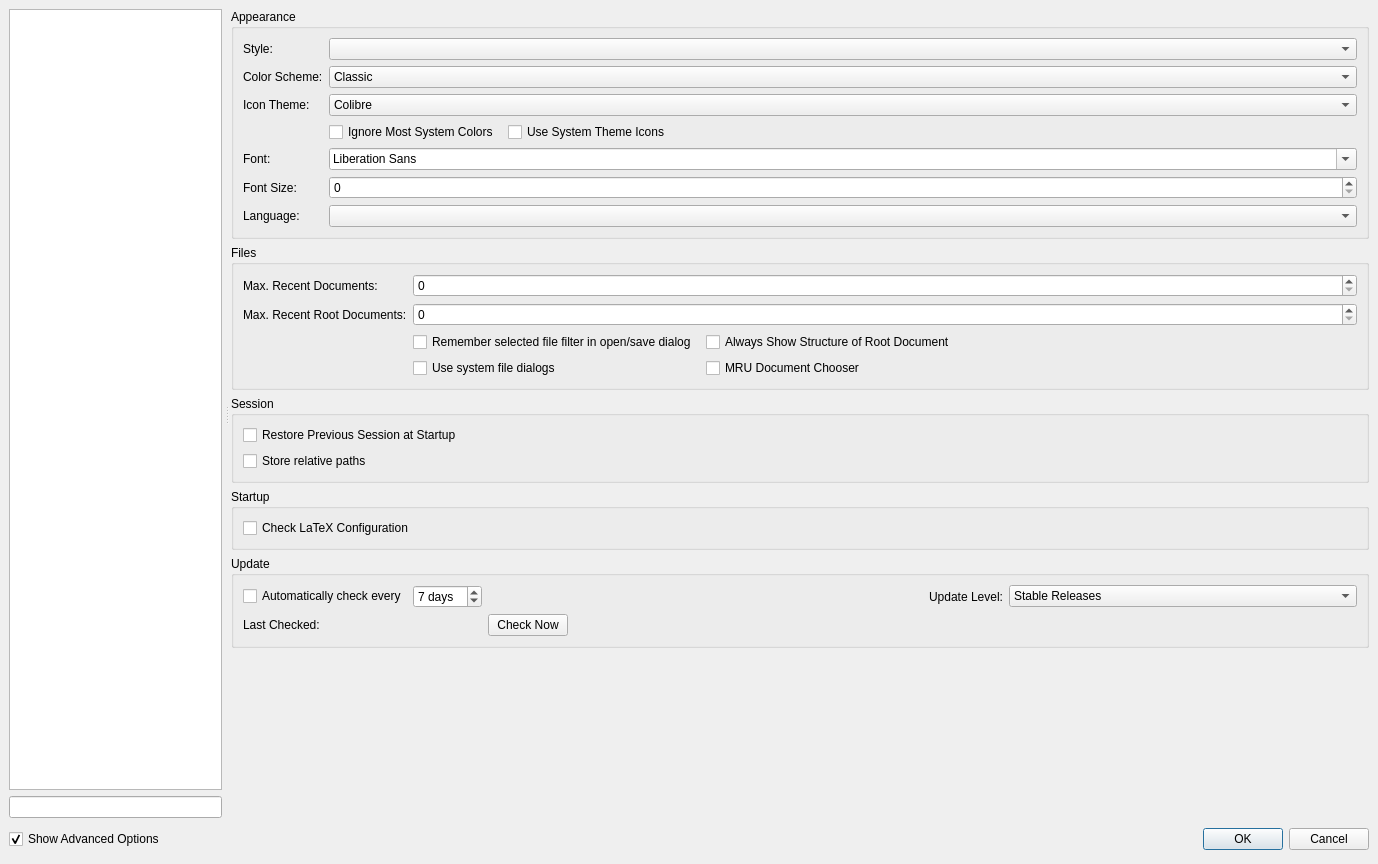
feiyang-cai/texstudio-vim, file src/configdialog.ui: the form before one commit.
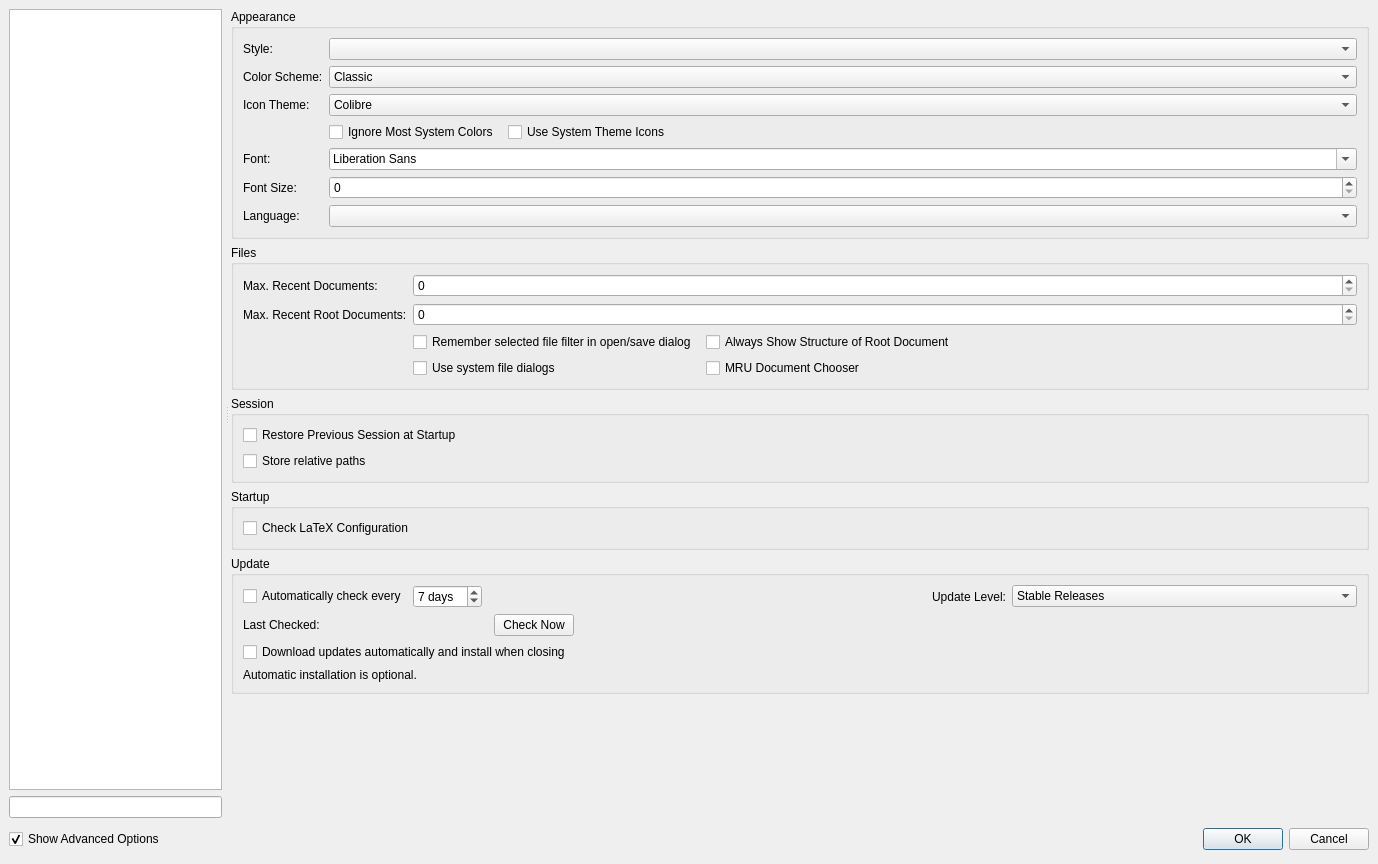
The form after the commit. The open tabs and pages were chosen to show the change. Icons and pictures are not drawn.

Commit message: Add opt-in AppImage updates for upstream and Vim revisions

Diff of the .ui file:
```diff
--- a/src/configdialog.ui
+++ b/src/configdialog.ui
@@ -499,6 +499,18 @@
                   <string>Update</string>
                  </property>
                  <layout class="QGridLayout" name="gridLayout03">
+                  <item row="2" column="0" colspan="7">
+                   <widget class="QCheckBox" name="checkBoxAutoInstallAppImage">
+                    <property name="text"><string>Download updates automatically and install when closing</string></property>
+                    <property name="toolTip"><string>For writable Linux x86_64 AppImages. Installs the complete application after you close normally, keeps a backup, and follows your Update Level. The next launch uses the new version.</string></property>
+                   </widget>
+                  </item>
+                  <item row="3" column="0" colspan="7">
+                   <widget class="QLabel" name="labelAutomaticUpdateStatus">
+                    <property name="text"><string>Automatic installation is optional.</string></property>
+                    <property name="wordWrap"><bool>true</bool></property>
+                   </widget>
+                  </item>
                   <item row="0" column="6">
                    <widget class="QComboBox" name="comboBoxUpdateLevel">
                     <property name="sizePolicy">
```
The commit also changes 18 other files.
